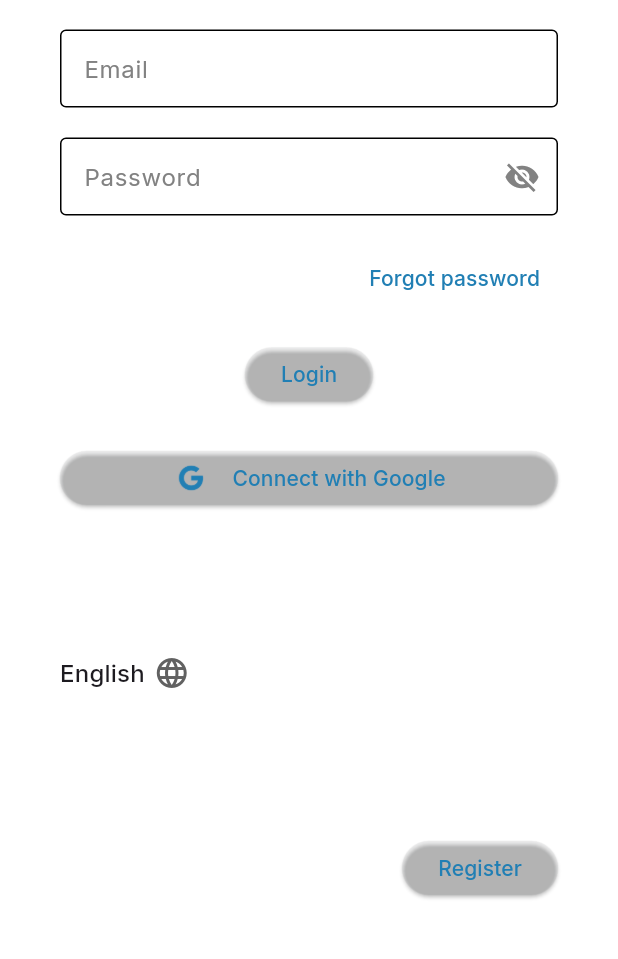
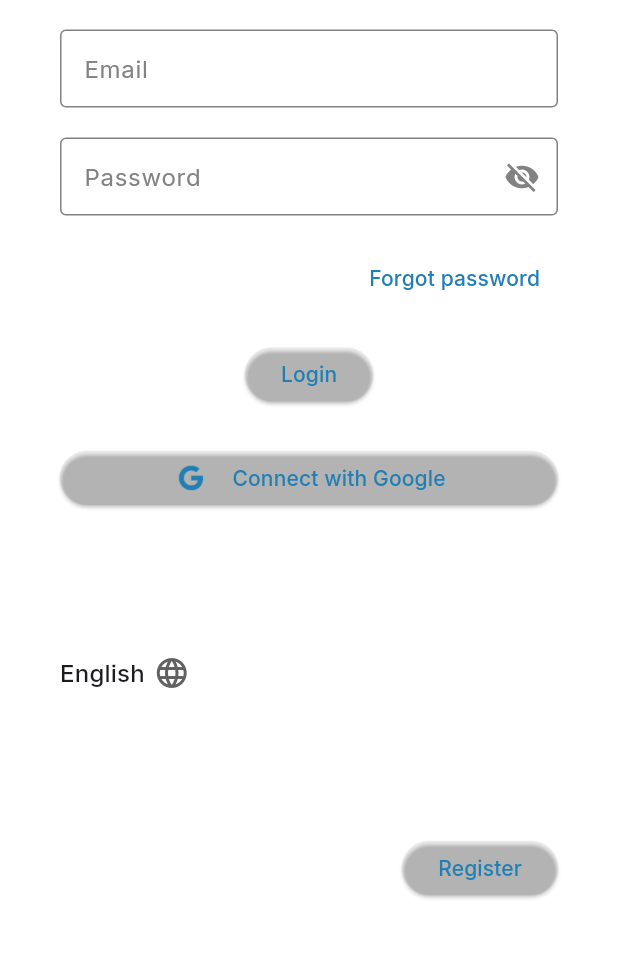
Before and after one commit to air-menu/flymenu, a Flutter app: the screen it shows after launch, on a phone screen of 412 x 824 dp, the part 275-1234 px from its top. Run offline on Flutter 3.47's test engine with Material 3 defaults, Android fonts, the light colour scheme and no system bars; our stand-ins replace cloud_firestore, dotted_border, firebase_auth, firebase_core, flutter_i18n, google_fonts and 6 more; missing offline and left inert: qr_code_scanner, qr_image_generator; accounts and stored records are empty; generated files the repository leaves out were written again.

Commit message:
Update : import file error

```diff
--- a/lib/Repository/Datas/memory_data.dart
+++ b/lib/Repository/Datas/memory_data.dart
@@ -1,11 +1,9 @@
-import 'dart:async';
 import 'dart:math';
 
+import 'package:flymenu/Model/product.dart';
+import 'package:flymenu/Model/categorie.dart';
 import 'package:flymenu/Model/boisson.dart';
 import 'package:flymenu/Model/volumetric.dart';
-
-import '../../Model/categorie.dart';
-import '../../Model/product.dart';
 
 class MemoryData {
   final List<Categorie> categories = [];
--- a/lib/pages/menu/Widget/product_widget.dart
+++ b/lib/pages/menu/Widget/product_widget.dart
@@ -28,7 +28,6 @@ class _ProductWidgetState extends State<ProductWidget> {
           color: Colors.white
         ),
         child: Column(
-          mainAxisAlignment: MainAxisAlignment.start,
           crossAxisAlignment: CrossAxisAlignment.center,
           children: [
             Expanded(
@@ -62,7 +61,7 @@ class _ProductWidgetState extends State<ProductWidget> {
                       child: Row(
                         children: [
                           HappyHourWidget(isVisible: widget.product.isHappyHour),
-                          const Text(" -10%"),
+                          Text(" -10%", style: Theme.of(context).primaryTextTheme.labelSmall),
                         ],
                       ),
                     ),
@@ -125,6 +124,7 @@ class _ProductWidgetState extends State<ProductWidget> {
                                 child: Text(
                                   "${widget.product.price} €",
                                   style: const TextStyle(
+                                    fontSize: 12,
                                     decoration: TextDecoration.lineThrough,
                                     color: ColorConstant.gray,
                                   ),
--- a/lib/utils/styles.dart
+++ b/lib/utils/styles.dart
@@ -38,6 +38,7 @@ class Themes {
       onBackground: Couleur.black,
       error: Couleur.red,
       onError: Couleur.white,
+      outline: Couleur.gray,
     ),
     focusColor: Couleur.lightBrown,
     unselectedWidgetColor: Colors.white,
```
Also changed, not shown: 1 other file.
